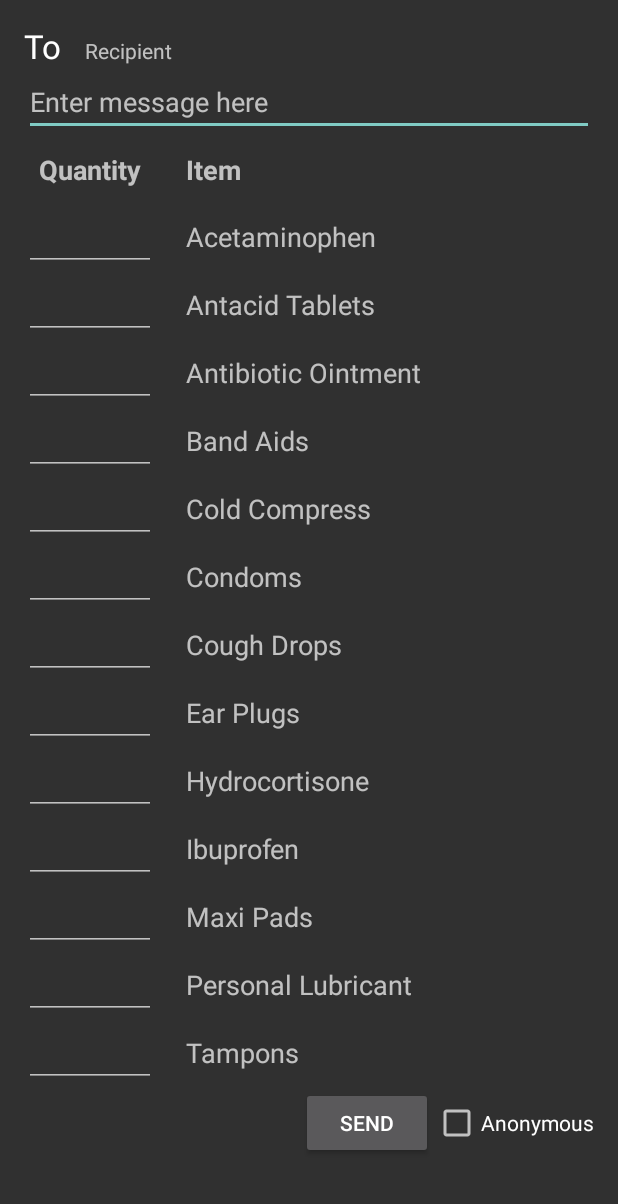
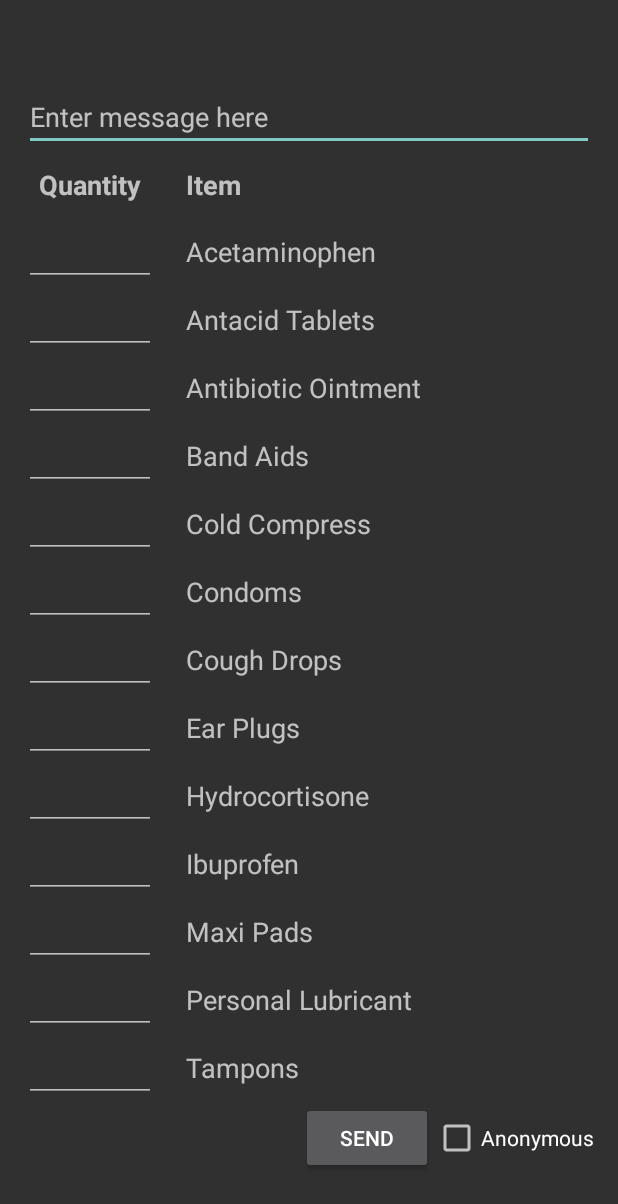
Before and after one commit to jdvp/RHApp, an Android app: the layout activity_send_message_to_all.xml on its own in the app's theme, with its tools: preview values and no code run, on a phone screen of 412 x 824 dp. Shown: the top 1204 px of the screen. Run offline under Robolectric (Android 15) with nearby library versions, the phone set to English and light mode, and no system bars.

Commit message:
Modified formatting for sending messages

```diff
--- a/app/src/main/java/net/rhapp/rhapp/SendMessageToAll.java
+++ b/app/src/main/java/net/rhapp/rhapp/SendMessageToAll.java
@@ -43,10 +43,10 @@ public class SendMessageToAll extends ActionBarActivity {
     private void setRecipientDisplay() {
         // display recipient
         String recipients = getIntent().getStringExtra("college");
-        TextView recipientDisplay = (TextView)findViewById(R.id.toName);
+        TextView recipientDisplay = (TextView)findViewById(R.id.textView);
         if (recipients.equals("All Colleges"))
-            recipientDisplay.setText("All RHAs");
+            recipientDisplay.setText("To: All RHAs");
         else
-            recipientDisplay.setText("All " + recipients + " RHAs");
+            recipientDisplay.setText("To: " + recipients + " RHAs");
     }
 }
--- a/app/src/main/res/layout/activity_send_message_to_all.xml
+++ b/app/src/main/res/layout/activity_send_message_to_all.xml
@@ -22,28 +22,19 @@
                 android:layout_width="fill_parent"
                 android:layout_height="wrap_content"
                 android:id="@+id/linearLayout"
-                android:layout_gravity="left|top">
+                android:layout_gravity="left|top"
+                android:paddingBottom="10dp">
 
                 <TextView
                     android:layout_width="wrap_content"
                     android:layout_height="wrap_content"
                     android:textAppearance="?android:attr/textAppearanceLarge"
-                    android:text="To"
+                    android:text=""
                     android:id="@+id/textView"
                     android:layout_alignParentTop="true"
                     android:layout_alignParentLeft="true"
                     android:layout_alignParentStart="true" />
 
-                <TextView
-                    android:layout_width="match_parent"
-                    android:layout_height="wrap_content"
-                    android:inputType="textPersonName"
-                    android:ems="10"
-                    android:id="@+id/toName"
-                    android:layout_alignParentTop="true"
-                    android:layout_centerHorizontal="true"
-                    android:hint="Recipient"
-                    android:layout_marginLeft="15dp" />
             </LinearLayout>
 
             <EditText
```
